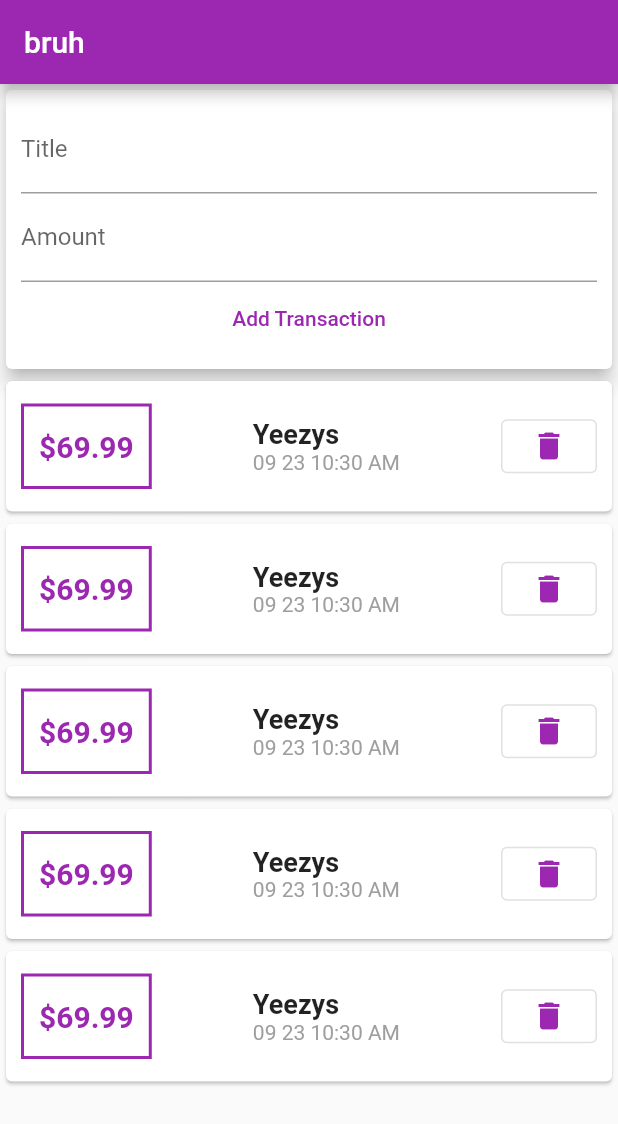
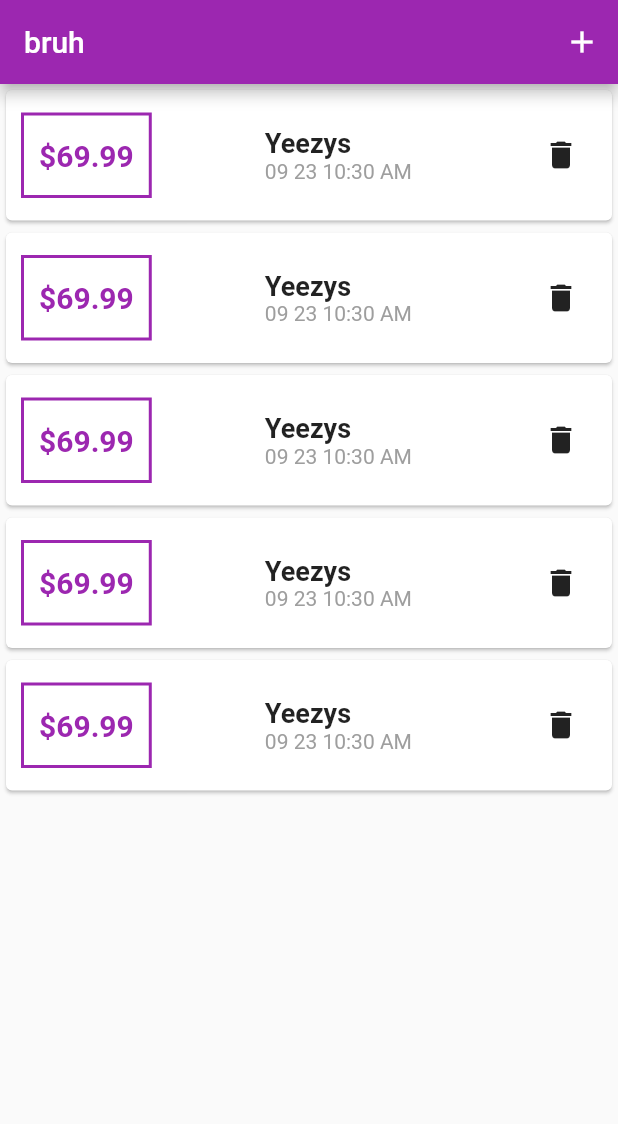
Before and after one commit to NyllRE/flutter_mastering, a Flutter app: the screen it shows after launch, after a tap on "Expenses App", on a phone screen of 412 x 824 dp. Shown: the top 1124 px of the screen. Run offline on Flutter 3.47's test engine with Material 2 defaults, Android fonts, the phone set to English and light mode, and no system bars.

Commit message:
added a rollup prompt

```diff
--- a/lib/expenses/expenses_app.dart
+++ b/lib/expenses/expenses_app.dart
@@ -1,6 +1,8 @@
 import 'package:flutter/material.dart';
+import 'package:flutter_mastering/expenses/widgets/add_transaction.dart';
+import 'package:flutter_mastering/expenses/widgets/transaction_list.dart';
+import 'models/transaction.dart';
 import 'widgets/user_transactions.dart';
-
 
 class ExpensesApp extends StatelessWidget {
   const ExpensesApp({Key? key}) : super(key: key);
@@ -17,12 +19,52 @@
   }
 }
 
-class RootPage extends StatelessWidget {
+class RootPage extends StatefulWidget {
   const RootPage({Key? key}) : super(key: key);
 
   @override
+  State<RootPage> createState() => _RootPageState();
+}
+
+class _RootPageState extends State<RootPage> {
+  final List<Transaction> _transactions = [
+    Transaction(id: 'or4', title: 'Yeezys', amount: 69.99),
+    Transaction(id: 'or5', title: 'Yeezys', amount: 69.99),
+    Transaction(id: 'or6', title: 'Yeezys', amount: 69.99),
+    Transaction(id: 'or7', title: 'Yeezys', amount: 69.99),
+    Transaction(id: 'or8', title: 'Yeezys', amount: 69.99),
+  ];
+
+  void _addTransaction(String tTitle, double tAmount) {
+    final newT = Transaction(
+      id: DateTime.now().toString(),
+      title: tTitle,
+      amount: tAmount,
+    );
+
+    setState(() {
+      _transactions.add(newT);
+    });
+  }
+
+  void _startAddTransaction(BuildContext ctx) {
+    showModalBottomSheet(
+      context: ctx,
+      builder: (_) => AddTransaction(_addTransaction),
+    );
+  }
+
+  @override
   Widget build(BuildContext context) => Scaffold(
-        appBar: AppBar(title: Text('bruh')),
-        body: UserTransactions(),
+        appBar: AppBar(
+          title: Text('bruh'),
+          actions: [
+            IconButton(
+              icon: Icon(Icons.add),
+              onPressed: () => _startAddTransaction(context),
+            ),
+          ],
+        ),
+        body: TransactionList(_transactions),
       );
 }
--- a/lib/expenses/widgets/transaction_list.dart
+++ b/lib/expenses/widgets/transaction_list.dart
@@ -58,11 +58,11 @@
                     ),
                     Container(
                       padding: edges(15, 10),
-                      child: OutlinedButton(
+                      child: IconButton(
                           onPressed: () {
                             setState(() => widget.transactions.removeAt(idx));
                           },
-                          child: Icon(Icons.delete)),
+                          icon: Icon(Icons.delete)),
                     )
                   ],
                 ),
--- a/lib/expenses/widgets/user_transactions.dart
+++ b/lib/expenses/widgets/user_transactions.dart
@@ -11,32 +11,14 @@
 }
 
 class _UserTransactionsState extends State<UserTransactions> {
-  final List<Transaction> _transactions = [
-    Transaction(id: 'or4', title: 'Yeezys', amount: 69.99),
-    Transaction(id: 'or5', title: 'Yeezys', amount: 69.99),
-    Transaction(id: 'or6', title: 'Yeezys', amount: 69.99),
-    Transaction(id: 'or7', title: 'Yeezys', amount: 69.99),
-    Transaction(id: 'or8', title: 'Yeezys', amount: 69.99),
-  ];
 
-  void _addTransaction(String tTitle, double tAmount) {
-    final newT = Transaction(
-      id: DateTime.now().toString(),
-      title: tTitle,
-      amount: tAmount,
-    );
-
-    setState(() {
-      _transactions.add(newT);
-    });
-  }
 
   @override
   Widget build(BuildContext context) => Column(
         crossAxisAlignment: CrossAxisAlignment.stretch,
         children: [
-          AddTransaction(_addTransaction),
-          TransactionList(_transactions),
+          // AddTransaction(_addTransaction),
+          // TransactionList(_transactions),
         ],
       );
 }
```
Also changed, not shown: lib/expenses/widgets/add_transaction.dart (+14 -4 lines).
